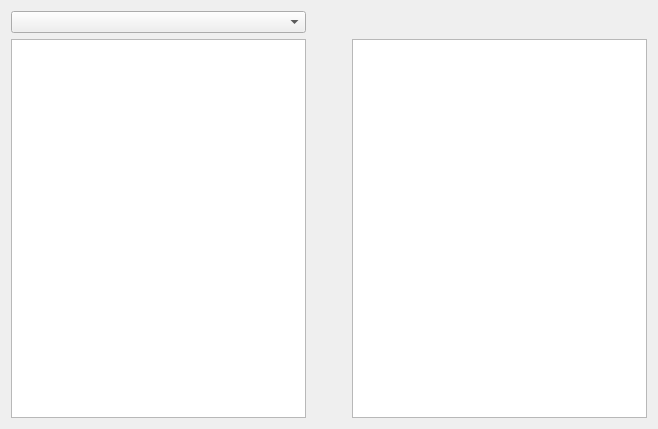
First picture: the form in src/form/purchasewindow.ui, repository home-run/subtle-cosmic-moose, before the edit.
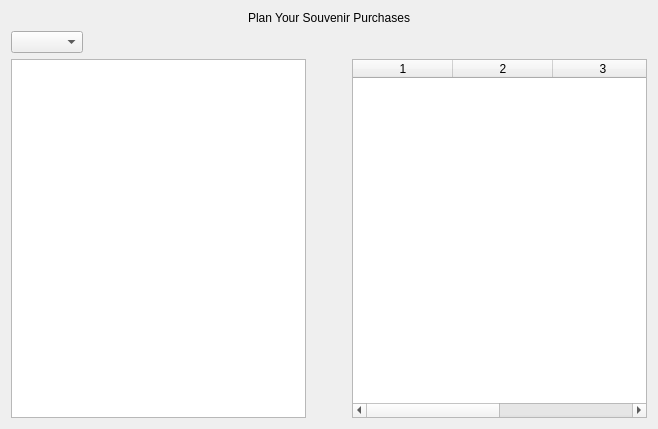
Second picture: the form after the edit.

Commit message: #52 double clicking on an item adds SOMETHING to the cart

Diff of the .ui file:
```diff
--- a/src/form/purchasewindow.ui
+++ b/src/form/purchasewindow.ui
@@ -14,16 +14,44 @@
    <string>Form</string>
   </property>
   <layout class="QGridLayout" name="gridLayout">
-   <item row="1" column="0">
-    <widget class="QTableView" name="purchaseWindow_tableView_souvenirList"/>
-   </item>
-   <item row="1" column="2">
-    <widget class="QTableView" name="purchaseWindow_tableView_shoppingCart"/>
-   </item>
    <item row="0" column="0">
+    <layout class="QVBoxLayout" name="verticalLayout">
+     <item>
+      <widget class="QLabel" name="label">
+       <property name="text">
+        <string>Plan Your Souvenir Purchases</string>
+       </property>
+       <property name="alignment">
+        <set>Qt::AlignCenter</set>
+       </property>
+      </widget>
+     </item>
+     <item>
+      <layout class="QHBoxLayout" name="horizontalLayout_2">
+       <item>
     <widget class="QComboBox" name="purchaseWindow_comboBox_selectStadium"/>
    </item>
-   <item row="1" column="1">
+       <item>
+        <spacer name="horizontalSpacer_2">
+         <property name="orientation">
+          <enum>Qt::Horizontal</enum>
+         </property>
+         <property name="sizeHint" stdset="0">
+          <size>
+           <width>40</width>
+           <height>20</height>
+          </size>
+         </property>
+        </spacer>
+       </item>
+      </layout>
+     </item>
+     <item>
+      <layout class="QHBoxLayout" name="horizontalLayout">
+       <item>
+        <widget class="QTableView" name="purchaseWindow_tableView_souvenirList"/>
+       </item>
+       <item>
     <spacer name="horizontalSpacer">
      <property name="orientation">
       <enum>Qt::Horizontal</enum>
@@ -38,6 +66,21 @@
       </size>
      </property>
     </spacer>
+       </item>
+       <item>
+        <widget class="QTableWidget" name="purchaseWindow_tableWidget_shoppingCart">
+         <property name="columnCount">
+          <number>4</number>
+         </property>
+         <column/>
+         <column/>
+         <column/>
+         <column/>
+        </widget>
+       </item>
+      </layout>
+     </item>
+    </layout>
    </item>
   </layout>
  </widget>
```
Lines whose indentation alone changed are shown as unchanged. The commit also changes 3 other files.
